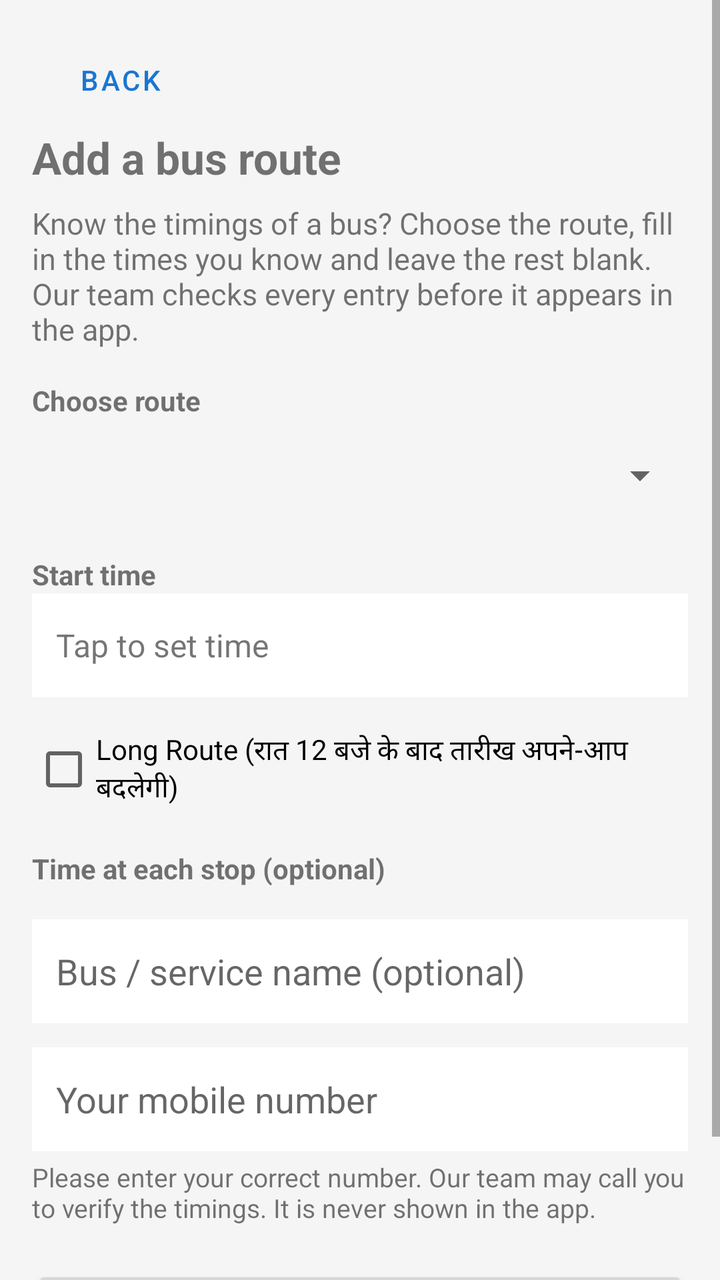
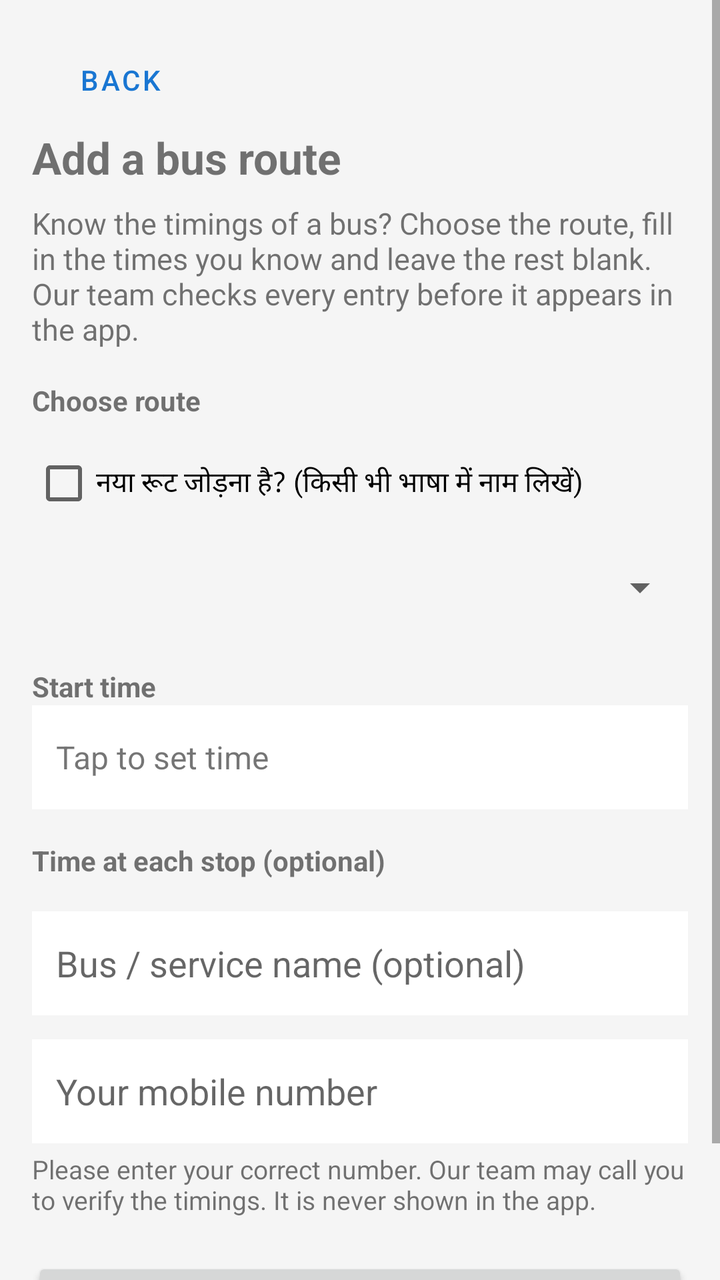

Screens rendered from an Android XML layout before and after an edit, with the pre-edit source and the edit as a unified diff.
<!-- AndroidManifest.xml: application theme Theme.Bustime -->
<!-- res/layout/activity_add_route.xml -->
<?xml version="1.0" encoding="utf-8"?>
<ScrollView xmlns:android="http://schemas.android.com/apk/res/android"
    android:layout_width="match_parent"
    android:layout_height="match_parent"
    android:background="#F5F5F5"
    android:fillViewport="true">

    <LinearLayout
        android:layout_width="match_parent"
        android:layout_height="wrap_content"
        android:orientation="vertical"
        android:padding="16dp">

        <Button
            android:id="@+id/btnBackAdd"
            style="@style/Widget.MaterialComponents.Button.TextButton"
            android:layout_width="wrap_content"
            android:layout_height="wrap_content"
            android:text="@string/back" />

        <TextView
            android:layout_width="match_parent"
            android:layout_height="wrap_content"
            android:text="@string/add_route"
            android:textSize="22sp"
            android:textStyle="bold" />

        <TextView
            android:layout_width="match_parent"
            android:layout_height="wrap_content"
            android:layout_marginTop="8dp"
            android:text="@string/add_route_intro"
            android:textSize="15sp" />

        <TextView
            android:layout_width="match_parent"
            android:layout_height="wrap_content"
            android:layout_marginTop="16dp"
            android:text="@string/ar_choose_route"
            android:textStyle="bold" />

        <Spinner
            android:id="@+id/spRoute"
            android:layout_width="match_parent"
            android:layout_height="56dp" />

        <TextView
            android:layout_width="match_parent"
            android:layout_height="wrap_content"
            android:layout_marginTop="12dp"
            android:text="@string/ar_start_time"
            android:textStyle="bold" />

        <TextView
            android:id="@+id/tvStartTime"
            android:layout_width="match_parent"
            android:layout_height="52dp"
            android:background="#FFFFFF"
            android:gravity="center_vertical"
            android:paddingStart="12dp"
            android:paddingEnd="12dp"
            android:text="@string/ar_tap_time"
            android:textSize="16sp" />

        <CheckBox
            android:id="@+id/cbLongRoute"
            android:layout_width="match_parent"
            android:layout_height="wrap_content"
            android:layout_marginTop="12dp"
            android:text="Long Route (रात 12 बजे के बाद तारीख अपने-आप बदलेगी)" />

        <TextView
            android:id="@+id/tvStartDateLabel"
            android:layout_width="match_parent"
            android:layout_height="wrap_content"
            android:layout_marginTop="4dp"
            android:text="Long route की शुरू होने की तारीख"
            android:textStyle="bold"
            android:visibility="gone" />

        <TextView
            android:id="@+id/tvStartDate"
            android:layout_width="match_parent"
            android:layout_height="48dp"
            android:background="#FFFFFF"
            android:gravity="center_vertical"
            android:paddingStart="12dp"
            android:paddingEnd="12dp"
            android:text="तारीख चुनें"
            android:visibility="gone" />

        <TextView
            android:layout_width="match_parent"
            android:layout_height="wrap_content"
            android:layout_marginTop="16dp"
            android:text="@string/ar_stop_times"
            android:textStyle="bold" />

        <LinearLayout
            android:id="@+id/stopsBox"
            android:layout_width="match_parent"
            android:layout_height="wrap_content"
            android:orientation="vertical" />

        <EditText
            android:id="@+id/etService"
            android:layout_width="match_parent"
            android:layout_height="52dp"
            android:layout_marginTop="16dp"
            android:background="#FFFFFF"
            android:hint="@string/ar_service_hint"
            android:inputType="textCapWords"
            android:maxLength="60"
            android:paddingStart="12dp"
            android:paddingEnd="12dp" />

        <EditText
            android:id="@+id/etPhone"
            android:layout_width="match_parent"
            android:layout_height="52dp"
            android:layout_marginTop="12dp"
            android:background="#FFFFFF"
            android:hint="@string/ar_phone_hint"
            android:inputType="phone"
            android:maxLength="15"
            android:paddingStart="12dp"
            android:paddingEnd="12dp" />

        <TextView
            android:layout_width="match_parent"
            android:layout_height="wrap_content"
            android:layout_marginTop="4dp"
            android:text="@string/ar_phone_note"
            android:textSize="13sp" />

        <Button
            android:id="@+id/btnSubmitRoute"
            android:layout_width="match_parent"
            android:layout_height="wrap_content"
            android:layout_marginTop="20dp"
            android:layout_marginBottom="24dp"
            android:text="@string/ar_submit" />
    </LinearLayout>
</ScrollView>
<!-- resources referenced by this layout -->
<resources>
  <string name="add_route">Add a bus route</string>
  <string name="add_route_intro">Know the timings of a bus? Choose the route, fill in the times you know and leave the rest blank. Our team checks every entry before it appears in the app.</string>
  <string name="ar_choose_route">Choose route</string>
  <string name="ar_phone_hint">Your mobile number</string>
  <string name="ar_phone_note">Please enter your correct number. Our team may call you to verify the timings. It is never shown in the app.</string>
  <string name="ar_service_hint">Bus / service name (optional)</string>
  <string name="ar_start_time">Start time</string>
  <string name="ar_stop_times">Time at each stop (optional)</string>
  <string name="ar_submit">Submit</string>
  <string name="ar_tap_time">Tap to set time</string>
  <string name="back">Back</string>
  <style name="Theme.Bustime" parent="Theme.MaterialComponents.Light.NoActionBar">
          <item name="colorPrimary">@color/colorPrimary</item>
          <item name="colorPrimaryVariant">@color/colorPrimaryDark</item>
          <item name="colorSecondary">@color/colorAccent</item>
          <item name="colorOnPrimary">#FFFFFF</item>
      </style>
  <color name="colorPrimary">#1976D2</color>
  <color name="colorPrimaryDark">#0D47A1</color>
  <color name="colorAccent">#FF4081</color>
</resources>

<!-- the commit's change to res/layout/activity_add_route.xml (unified diff, before → after) -->
@@ -39,6 +39,26 @@
             android:text="@string/ar_choose_route"
             android:textStyle="bold" />
 
+        <CheckBox
+            android:id="@+id/cbNewRoute"
+            android:layout_width="match_parent"
+            android:layout_height="wrap_content"
+            android:layout_marginTop="8dp"
+            android:text="नया रूट जोड़ना है? (किसी भी भाषा में नाम लिखें)" />
+
+        <LinearLayout
+            android:id="@+id/newRouteFields"
+            android:layout_width="match_parent"
+            android:layout_height="wrap_content"
+            android:orientation="vertical"
+            android:visibility="gone">
+            <EditText android:id="@+id/etFromText" android:layout_width="match_parent" android:layout_height="52dp" android:layout_marginTop="8dp" android:background="#FFFFFF" android:hint="From / शुरू होने की जगह" android:paddingStart="12dp" android:paddingEnd="12dp" android:inputType="textCapSentences" />
+            <EditText android:id="@+id/etToText" android:layout_width="match_parent" android:layout_height="52dp" android:layout_marginTop="8dp" android:background="#FFFFFF" android:hint="To / अंतिम जगह" android:paddingStart="12dp" android:paddingEnd="12dp" android:inputType="textCapSentences" />
+            <TextView android:layout_width="match_parent" android:layout_height="wrap_content" android:layout_marginTop="12dp" android:text="बीच के पड़ाव (नाम किसी भी भाषा में लिखें)" android:textStyle="bold" />
+            <LinearLayout android:id="@+id/newStopsBox" android:layout_width="match_parent" android:layout_height="wrap_content" android:orientation="vertical" />
+            <Button android:id="@+id/btnAddNewStop" android:layout_width="wrap_content" android:layout_height="wrap_content" android:text="+ Add stop / पड़ाव जोड़ें" />
+        </LinearLayout>
+
         <Spinner
             android:id="@+id/spRoute"
             android:layout_width="match_parent"
@@ -64,6 +84,7 @@
 
         <CheckBox
             android:id="@+id/cbLongRoute"
+            android:visibility="gone"
             android:layout_width="match_parent"
             android:layout_height="wrap_content"
             android:layout_marginTop="12dp"
